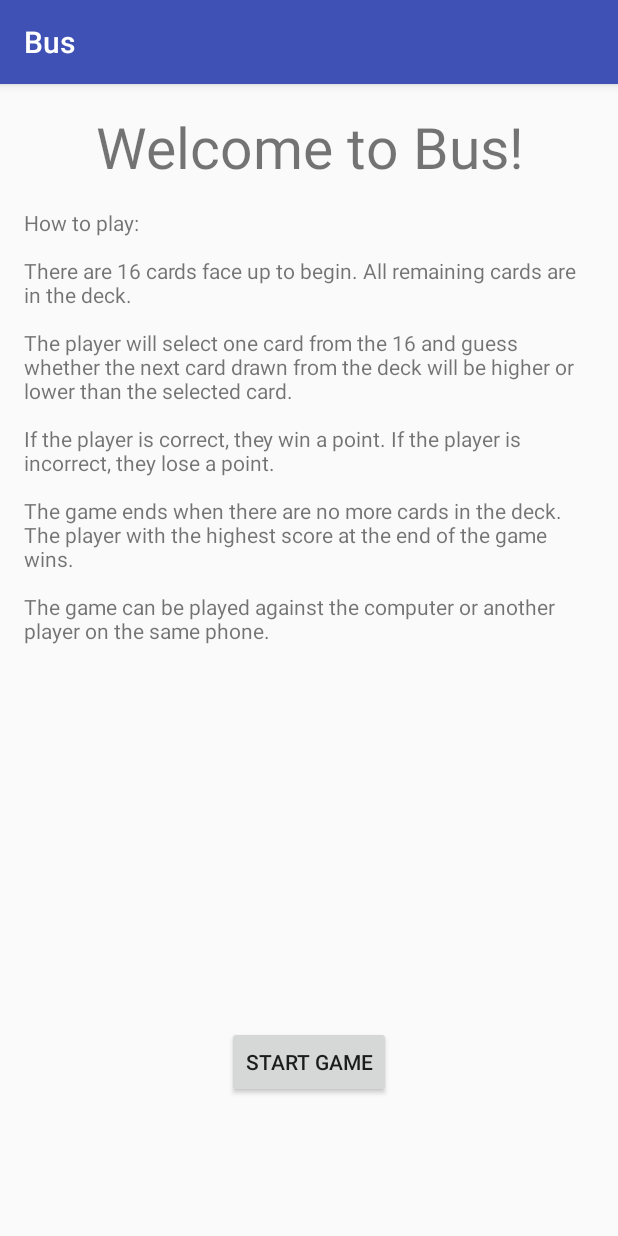
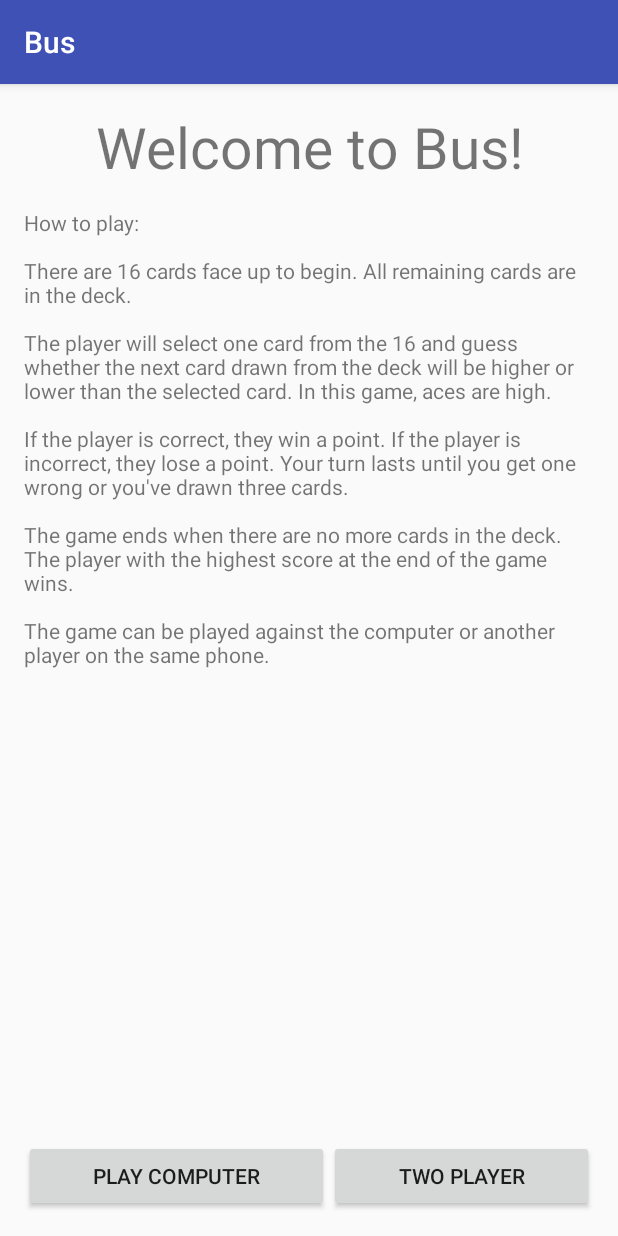
Before and after one commit to alicerichardson/Bus, an Android app: the screen it shows after launch (StartActivity), on a phone screen of 412 x 824 dp. Run offline under Robolectric (Android 15) with nearby library versions, the phone set to English and light mode, and no system bars.

Commit message:
Adding choice between two player or playing computer

```diff
--- a/app/src/main/java/com/example/demouser/bus/StartActivity.java
+++ b/app/src/main/java/com/example/demouser/bus/StartActivity.java
@@ -8,16 +8,34 @@ import android.widget.Button;
 
 public class StartActivity extends AppCompatActivity {
 
+    private boolean playComputer;
+
     @Override
     protected void onCreate(Bundle savedInstanceState) {
         super.onCreate(savedInstanceState);
         setContentView(R.layout.activity_start);
 
-        Button startbutton = (Button) findViewById(R.id.start_button);
+        //Button startbutton = (Button) findViewById(R.id.start_button);
+        Button computerButton = (Button) findViewById(R.id.computer_button);
+        Button twoPlayerButton = (Button) findViewById(R.id.player_button);
 
-        startbutton.setOnClickListener(new View.OnClickListener() {
+//        startbutton.setOnClickListener(new View.OnClickListener() {
+//            @Override
+//            public void onClick(View view) {
+//                play();
+//            }
+//        });
+        computerButton.setOnClickListener(new View.OnClickListener() {
             @Override
             public void onClick(View view) {
+                play();
+                playComputer = true;
+            }
+        });
+        twoPlayerButton.setOnClickListener(new View.OnClickListener() {
+            @Override
+            public void onClick(View view) {
+                playComputer = false;
                 play();
             }
         });
@@ -25,6 +43,9 @@ public class StartActivity extends AppCompatActivity {
 
     private void play()
     {
-        startActivity(new Intent(this, MainActivity.class));
+        Intent intent = new Intent(this, MainActivity.class);
+        intent.putExtra("playComputer", playComputer);
+
+        startActivity(intent);
     }
 }
--- a/app/src/main/res/layout/activity_start.xml
+++ b/app/src/main/res/layout/activity_start.xml
@@ -18,14 +18,30 @@
         android:text="Welcome to Bus!"
         android:id="@+id/textView" />
 
-    <Button
-        android:layout_width="wrap_content"
-        android:layout_height="wrap_content"
-        android:text="Start Game"
-        android:id="@+id/start_button"
-        android:layout_alignParentBottom="true"
-        android:layout_centerHorizontal="true"
-        android:layout_marginBottom="76dp" />
+   <LinearLayout
+       android:layout_width="match_parent"
+       android:layout_height="wrap_content"
+       android:orientation="horizontal"
+       android:layout_centerHorizontal="true"
+       android:layout_alignParentBottom="true"
+       >
+
+       <Button
+           android:layout_width="wrap_content"
+           android:layout_height="wrap_content"
+           android:text="Play Computer"
+           android:layout_weight="1"
+           android:id="@+id/computer_button"
+            />
+       <Button
+           android:layout_width="wrap_content"
+           android:layout_height="wrap_content"
+           android:text="Two Player"
+           android:layout_weight="1"
+           android:id="@+id/player_button"
+            />
+
+   </LinearLayout>
 
     <TextView
         android:layout_width="match_parent"
--- a/app/src/main/res/values/strings.xml
+++ b/app/src/main/res/values/strings.xml
@@ -1,7 +1,8 @@
 <resources>
     <string name="app_name">Bus</string>
     <string name="sign_in">Sign In</string>
-    <string name="rules">How to play: \n\nThere are 16 cards face up to begin. All remaining cards are in the deck.\n\nThe player will select one card from the 16 and guess whether the next card drawn from the deck will be higher or lower than the selected card.\n\nIf the player is correct, they win a point. If the player is incorrect, they lose a point.\n\nThe game ends when there are no more cards in the deck. The player with the highest score at the end of the game wins.\n\nThe game can be played against the computer or another player on the same phone.\n</string>
+    <string name="computer_turn">Computer\'s turn! Please wait...</string>
+    <string name="rules">How to play: \n\nThere are 16 cards face up to begin. All remaining cards are in the deck.\n\nThe player will select one card from the 16 and guess whether the next card drawn from the deck will be higher or lower than the selected card. In this game, aces are high.\n\nIf the player is correct, they win a point. If the player is incorrect, they lose a point. Your turn lasts until you get one wrong or you\'ve drawn three cards.\n\nThe game ends when there are no more cards in the deck. The player with the highest score at the end of the game wins.\n\nThe game can be played against the computer or another player on the same phone.\n</string>
     <string name="player1_turn">"Player 1's turn!</string>
     <string name="player2_turn">"Player 2's turn!</string>
 
```
Also changed, not shown: app/src/main/java/com/example/demouser/bus/CardActivity.java (+24 -11 lines), app/src/main/java/com/example/demouser/bus/MainActivity.java (+42 -11 lines).
